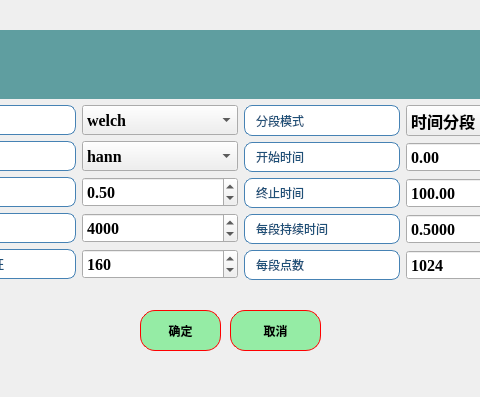
Old version of the form ui/VA_method_para.ui in the repository azhongege24/predict_first; both pictures show x 120 to 600 and y 0 to 397 of the 715 by 397 pixel window.
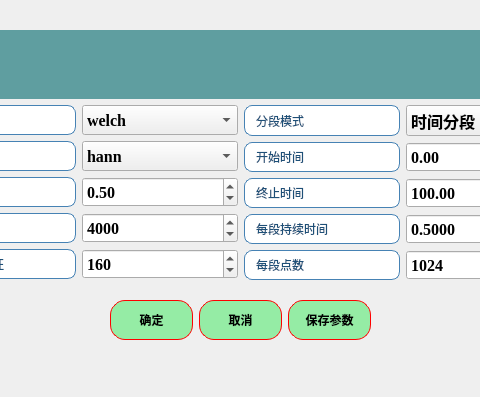
New version of the form.

Commit message: 添加了振动分析的参数记忆模块

What changed in the file:
```diff
--- a/ui/VA_method_para.ui
+++ b/ui/VA_method_para.ui
@@ -14,68 +14,6 @@
    <string>振动分析参数设置</string>
   </property>
   <widget class="QWidget" name="centralwidget">
-   <widget class="QPushButton" name="pushButton_2">
-    <property name="geometry">
-     <rect>
-      <x>350</x>
-      <y>310</y>
-      <width>91</width>
-      <height>41</height>
-     </rect>
-    </property>
-    <property name="styleSheet">
-     <string notr="true">QPushButton{
-border:1px solid red;   /*边框的粗细，颜色*/
-border-radius:15px;    /*设置圆角半径 */
-padding:2px 4px;  /*QFrame边框与内部其它部件的距离*/
-background-color: rgb(149, 236, 165);	/*背景颜色*/
-color:rgb(0, 0, 0);		/*字体颜色*/
-	font: 18pt &quot;楷体&quot;;
-
-font:bold;
-}
-QPushButton:hover {
-    background-color: rgb(177, 244, 155);    /* 悬停时背景色 */
-}
-QPushButton:pressed {
-    background-color:rgb(99, 181, 255);     /* 点击时背景色 */
-}</string>
-    </property>
-    <property name="text">
-     <string>取消</string>
-    </property>
-   </widget>
-   <widget class="QPushButton" name="pushButton">
-    <property name="geometry">
-     <rect>
-      <x>260</x>
-      <y>310</y>
-      <width>81</width>
-      <height>41</height>
-     </rect>
-    </property>
-    <property name="styleSheet">
-     <string notr="true">QPushButton{
-border:1px solid red;   /*边框的粗细，颜色*/
-border-radius:15px;    /*设置圆角半径 */
-padding:2px 4px;  /*QFrame边框与内部其它部件的距离*/
-background-color: rgb(149, 236, 165);	/*背景颜色*/
-color:rgb(0, 0, 0);		/*字体颜色*/
-	font: 18pt &quot;楷体&quot;;
-
-font:bold;
-}
-QPushButton:hover {
-    background-color: rgb(177, 244, 155);    /* 悬停时背景色 */
-}
-QPushButton:pressed {
-    background-color:rgb(99, 181, 255);     /* 点击时背景色 */
-}</string>
-    </property>
-    <property name="text">
-     <string>确定</string>
-    </property>
-   </widget>
    <widget class="QWidget" name="layoutWidget">
     <property name="geometry">
      <rect>
@@ -770,6 +708,111 @@
      </item>
     </layout>
    </widget>
+   <widget class="QWidget" name="">
+    <property name="geometry">
+     <rect>
+      <x>230</x>
+      <y>290</y>
+      <width>261</width>
+      <height>61</height>
+     </rect>
+    </property>
+    <layout class="QHBoxLayout" name="horizontalLayout_7">
+     <item>
+      <widget class="QPushButton" name="pushButton">
+       <property name="minimumSize">
+        <size>
+         <width>0</width>
+         <height>40</height>
+        </size>
+       </property>
+       <property name="styleSheet">
+        <string notr="true">QPushButton{
+border:1px solid red;   /*边框的粗细，颜色*/
+border-radius:15px;    /*设置圆角半径 */
+padding:2px 4px;  /*QFrame边框与内部其它部件的距离*/
+background-color: rgb(149, 236, 165);	/*背景颜色*/
+color:rgb(0, 0, 0);		/*字体颜色*/
+	font: 18pt &quot;楷体&quot;;
+
+font:bold;
+}
+QPushButton:hover {
+    background-color: rgb(177, 244, 155);    /* 悬停时背景色 */
+}
+QPushButton:pressed {
+    background-color:rgb(99, 181, 255);     /* 点击时背景色 */
+}</string>
+       </property>
+       <property name="text">
+        <string>确定</string>
+       </property>
+      </widget>
+     </item>
+     <item>
+      <widget class="QPushButton" name="pushButton_2">
+       <property name="minimumSize">
+        <size>
+         <width>0</width>
+         <height>40</height>
+        </size>
+       </property>
+       <property name="styleSheet">
+        <string notr="true">QPushButton{
+border:1px solid red;   /*边框的粗细，颜色*/
+border-radius:15px;    /*设置圆角半径 */
+padding:2px 4px;  /*QFrame边框与内部其它部件的距离*/
+background-color: rgb(149, 236, 165);	/*背景颜色*/
+color:rgb(0, 0, 0);		/*字体颜色*/
+	font: 18pt &quot;楷体&quot;;
+
+font:bold;
+}
+QPushButton:hover {
+    background-color: rgb(177, 244, 155);    /* 悬停时背景色 */
+}
+QPushButton:pressed {
+    background-color:rgb(99, 181, 255);     /* 点击时背景色 */
+}</string>
+       </property>
+       <property name="text">
+        <string>取消</string>
+       </property>
+      </widget>
+     </item>
+     <item>
+      <widget class="QPushButton" name="pushButton_save_para">
+       <property name="minimumSize">
+        <size>
+         <width>0</width>
+         <height>40</height>
+        </size>
+       </property>
+       <property name="styleSheet">
+        <string notr="true">QPushButton{
+border:1px solid red;   /*边框的粗细，颜色*/
+border-radius:15px;    /*设置圆角半径 */
+padding:2px 4px;  /*QFrame边框与内部其它部件的距离*/
+background-color: rgb(149, 236, 165);	/*背景颜色*/
+color:rgb(0, 0, 0);		/*字体颜色*/
+	font: 18pt &quot;楷体&quot;;
+
+font:bold;
+}
+QPushButton:hover {
+    background-color: rgb(177, 244, 155);    /* 悬停时背景色 */
+}
+QPushButton:pressed {
+    background-color:rgb(99, 181, 255);     /* 点击时背景色 */
+}</string>
+       </property>
+       <property name="text">
+        <string>保存参数</string>
+       </property>
+      </widget>
+     </item>
+    </layout>
+   </widget>
   </widget>
   <widget class="QMenuBar" name="menubar">
    <property name="geometry">
```
The commit also changes 3 other files.
